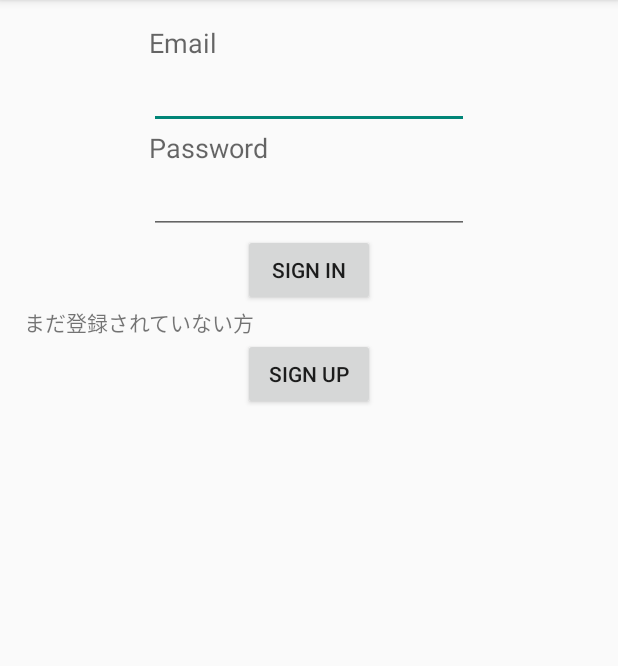
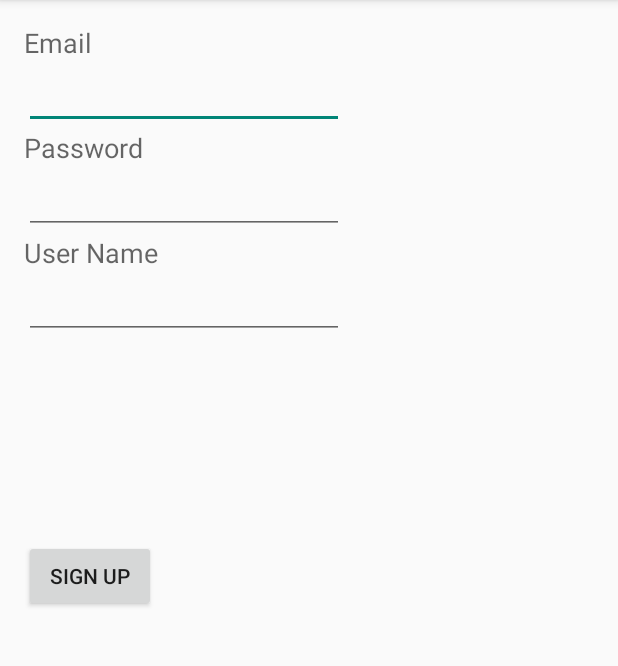
Before and after one commit to yuichi10/chat-android, an Android app: the screen it shows after launch (MainActivity before the commit, SignUpActivity after it), after a tap on "SIGN UP", on a phone screen of 412 x 824 dp, the part 84-750 px from its top. Run offline under Robolectric (Android 15) with nearby library versions, the phone set to English and light mode, and no system bars; our stand-ins replace Firebase (no records; nobody signed in at launch, a user with empty details on screens opened directly); libraries missing offline, so code that uses them is left out: com.firebase.client; 2 statements that could not run were skipped.

Commit message:
サインアップの追加

```diff
--- a/app/build.gradle
+++ b/app/build.gradle
@@ -26,15 +26,16 @@ android {
 
 dependencies {
     compile fileTree(dir: 'libs', include: ['*.jar'])
+    //compile 'com.android.support:appcompat-v7:24.2.1'
+    //compile 'com.android.support:design:24.2.1'
     compile 'com.google.firebase:firebase-core:9.4.0'
     compile 'com.android.support:appcompat-v7:23.4.0'
-    //compile 'com.android.support:appcompat-v7:24.2.1'
     compile 'com.firebase:firebase-client-android:2.5.2'
     compile 'com.google.firebase:firebase-auth:9.4.0'
     compile 'com.google.firebase:firebase-database:9.4.0'
     compile 'com.android.support:support-v4:23.4.0'
     compile 'com.android.support:design:23.4.0'
-    //compile 'com.android.support:design:24.2.1'
+    compile 'com.android.support:recyclerview-v7:23.4.0'
 }
 
 // ADD THIS AT THE BOTTOM
--- a/app/src/main/AndroidManifest.xml
+++ b/app/src/main/AndroidManifest.xml
@@ -18,7 +18,8 @@
                 <category android:name="android.intent.category.LAUNCHER" />
             </intent-filter>
         </activity>
-        <activity android:name=".BindAppActivity"></activity>
+        <activity android:name=".BindAppActivity" />
+        <activity android:name=".SignUpActivity"></activity>
     </application>
 
 </manifest>
--- a/app/src/main/java/dev/yuichi/com/chat/BindAppActivity.java
+++ b/app/src/main/java/dev/yuichi/com/chat/BindAppActivity.java
@@ -7,6 +7,8 @@ import android.os.Bundle;
 import android.support.v7.widget.Toolbar;
 import android.util.Log;
 import android.widget.TabHost;
+
+import com.firebase.client.Firebase;
 
 public class BindAppActivity extends FragmentActivity implements FragmentTabHost.OnTabChangeListener {
 
@@ -18,6 +20,8 @@ public class BindAppActivity extends FragmentActivity implements FragmentTabHost
         setToolBarInfo();
 
         setTabInfo();
+
+        //Firebase firebase = new Firebase("https://" + D.FirebaseURL +".firebaseio.com/");
     }
 
     @Override
--- a/app/src/main/java/dev/yuichi/com/chat/MainActivity.java
+++ b/app/src/main/java/dev/yuichi/com/chat/MainActivity.java
@@ -19,11 +19,15 @@ import com.google.android.gms.tasks.Task;
 import com.google.firebase.auth.AuthResult;
 import com.google.firebase.auth.FirebaseAuth;
 import com.google.firebase.auth.FirebaseUser;
+import com.google.firebase.database.DatabaseReference;
+import com.google.firebase.database.FirebaseDatabase;
 
 public class MainActivity extends AppCompatActivity implements View.OnClickListener {
 
     private FirebaseAuth mAuth;
     private FirebaseAuth.AuthStateListener mAuthListener;
+    private FirebaseUser user;
+
     @Override
     protected void onCreate(Bundle savedInstanceState) {
         super.onCreate(savedInstanceState);
@@ -33,12 +37,13 @@ public class MainActivity extends AppCompatActivity implements View.OnClickListe
         Button signUpButton = (Button) findViewById(R.id.signUpButton);
         signUpButton.setOnClickListener(this);
         Firebase.setAndroidContext(this);
-        Firebase firebase = new Firebase("https://" + D.FirebaseURL +".firebaseio.com/");
+        Firebase firebase = new Firebase(D.FirebaseURL);
         mAuth = FirebaseAuth.getInstance();
         mAuthListener = new FirebaseAuth.AuthStateListener() {
             @Override
             public void onAuthStateChanged(@NonNull FirebaseAuth firebaseAuth) {
-                FirebaseUser user = firebaseAuth.getCurrentUser();
+                //FirebaseUser user = firebaseAuth.getCurrentUser();
+                user = firebaseAuth.getCurrentUser();
                 if (user != null) {
                     // User is signed in
                     Log.d("auth", "onAuthStateChanged:signed_in:" + user.getUid());
@@ -92,13 +97,13 @@ public class MainActivity extends AppCompatActivity implements View.OnClickListe
         EditText passwordEdit = (EditText)findViewById(R.id.passwordEditText);
         SpannableStringBuilder email = (SpannableStringBuilder)emailEdit.getText();
         SpannableStringBuilder password = (SpannableStringBuilder)passwordEdit.getText();
+        if (v != null) {
+            switch (v.getId()) {
+                case R.id.signInButton:
                     if (email.toString().equals("") == true || password.toString().equals("") == true){
                         Toast.makeText(this, "空欄があります", Toast.LENGTH_SHORT).show();
                         return;
                     }
-        if (v != null) {
-            switch (v.getId()) {
-                case R.id.signInButton:
                     //Sign In
                     mAuth.signInWithEmailAndPassword(email.toString(), password.toString()).addOnCompleteListener(this, new OnCompleteListener<AuthResult>() {
                         @Override
@@ -124,26 +129,44 @@ public class MainActivity extends AppCompatActivity implements View.OnClickListe
                     });
                     break;
                 case R.id.signUpButton:
+                    Intent intent = new Intent();
+                    intent.setClassName("dev.yuichi.com.chat", "dev.yuichi.com.chat.SignUpActivity");
+                    startActivity(intent);
                     //Sign Up
-                    mAuth.createUserWithEmailAndPassword(email.toString(), password.toString()).addOnCompleteListener(this, new OnCompleteListener<AuthResult>() {
+                    /*
+                    */
+                    break;
+            }
+        }
+    }
+
+    public void signIn(String email, String password) {
+        //Sign In
+        mAuth.signInWithEmailAndPassword(email, password).addOnCompleteListener(this, new OnCompleteListener<AuthResult>() {
             @Override
             public void onComplete(@NonNull Task<AuthResult> task) {
-                            Log.d("auth", "createUserWithEmail:onComplete:" + task.isSuccessful());
-
+                Log.d("auth", "signInWithEmail:onComplete:" + task.isSuccessful());
                 // If sign in fails, display a message to the user. If sign in succeeds
                 // the auth state listener will be notified and logic to handle the
                 // signed in user can be handled in the listener.
                 if (!task.isSuccessful()) {
-                                Toast.makeText(MainActivity.this, "ユーザー作成失敗",
+                    Log.w("auth", "signInWithEmail:failed", task.getException());
+                    Toast.makeText(MainActivity.this, "authに失敗しました",
                             Toast.LENGTH_SHORT).show();
                 } else {
-                                Toast.makeText(MainActivity.this, "ユーザー作成成功",
+                    Log.w("auth", "signInWithEmail:success", task.getException());
+                    Toast.makeText(MainActivity.this, "authに成功しました",
                             Toast.LENGTH_SHORT).show();
+
+                    SignUp signup = new SignUp("name");
+                    //Firebase firebase = new Firebase(D.FirebaseURL);
+                    FirebaseDatabase database = FirebaseDatabase.getInstance();
+                    DatabaseReference dbRef = database.getReference();
+                    dbRef.child("users").child(user.getUid()).setValue(signup);
+                    //firebase.child("users/" + user.getUid()).setValue(signup);
+                    //firebase.push().setValue(signup.getSignUpDataForm());
                 }
             }
         });
-                    break;
     }
 }
-    }
-}
--- /dev/null
+++ b/app/src/main/java/dev/yuichi/com/chat/SignUpActivity.java
@@ -0,0 +1,151 @@
+package dev.yuichi.com.chat;
+
+import android.content.DialogInterface;
+import android.content.Intent;
+import android.support.annotation.NonNull;
+import android.support.v7.app.AppCompatActivity;
+import android.os.Bundle;
+import android.text.SpannableStringBuilder;
+import android.util.Log;
+import android.view.Menu;
+import android.view.MenuItem;
+import android.view.View;
+import android.widget.Button;
+import android.widget.EditText;
+import android.widget.Toast;
+
+import com.google.android.gms.tasks.OnCompleteListener;
+import com.google.android.gms.tasks.Task;
+import com.google.firebase.auth.AuthResult;
+import com.google.firebase.auth.FirebaseAuth;
+import com.google.firebase.auth.FirebaseUser;
+import com.google.firebase.database.DatabaseReference;
+import com.google.firebase.database.FirebaseDatabase;
+
+public class SignUpActivity extends AppCompatActivity implements View.OnClickListener {
+    private FirebaseAuth mAuth;
+    private FirebaseAuth.AuthStateListener mAuthListener;
+    private FirebaseUser mUser;
+    @Override
+    protected void onCreate(Bundle savedInstanceState) {
+        super.onCreate(savedInstanceState);
+        setContentView(R.layout.activity_sign_up);
+
+        Button signUp = (Button)findViewById(R.id.execSignUpButton);
+        signUp.setOnClickListener(this);
+
+        mAuth = FirebaseAuth.getInstance();
+        mAuthListener = new FirebaseAuth.AuthStateListener() {
+            @Override
+            public void onAuthStateChanged(@NonNull FirebaseAuth firebaseAuth) {
+                //FirebaseUser user = firebaseAuth.getCurrentUser();
+                mUser = firebaseAuth.getCurrentUser();
+                if (mUser != null) {
+                    // User is signed in
+                    Log.d("auth", "onAuthStateChanged:signed_in:" + mUser.getUid());
+                } else {
+                    // User is signed out
+                    Log.d("auth", "onAuthStateChanged:signed_out");
+                }
+            }
+        };
+
+    }
+
+    @Override
+    public void onStart() {
+        super.onStart();
+        mAuth.addAuthStateListener(mAuthListener);
+    }
+
+    @Override
+    public void onStop() {
+        super.onStop();
+        if (mAuthListener != null) {
+            mAuth.removeAuthStateListener(mAuthListener);
+        }
+    }
+
+    @Override
+    public boolean onCreateOptionsMenu(Menu menu) {
+        // Inflate the menu; this adds items to the action bar if it is present.
+        getMenuInflater().inflate(R.menu.menu_main, menu);
+        return true;
+    }
+
+    @Override
+    public boolean onOptionsItemSelected(MenuItem item) {
+        // Handle action bar item clicks here. The action bar will
+        // automatically handle clicks on the Home/Up button, so long
+        // as you specify a parent activity in AndroidManifest.xml.
+        int id = item.getItemId();
+
+        //noinspection SimplifiableIfStatement
+        if (id == R.id.action_settings) {
+            return true;
+        }
+
+        return super.onOptionsItemSelected(item);
+    }
+
+    @Override
+    public void onClick(View v) {
+        EditText emailEdit = (EditText)findViewById(R.id.signUpEmailEditText);
+        EditText passwordEdit = (EditText)findViewById(R.id.signUpPasswordEditText);
+        EditText userNameEdit = (EditText)findViewById(R.id.signUpUserNameEditText);
+        final SpannableStringBuilder email = (SpannableStringBuilder)emailEdit.getText();
+        final SpannableStringBuilder password = (SpannableStringBuilder)passwordEdit.getText();
+        final SpannableStringBuilder userName = (SpannableStringBuilder)userNameEdit.getText();
+        if (email.toString().equals("") == true || password.toString().equals("") == true || userName.toString().equals("") == true) {
+            Toast.makeText(this, "空欄があります", Toast.LENGTH_SHORT).show();
+            return;
+        }
+        if (v != null) {
+            switch (v.getId()) {
+                case R.id.execSignUpButton:
+                    mAuth.createUserWithEmailAndPassword(email.toString(), password.toString()).addOnCompleteListener(this, new OnCompleteListener<AuthResult>() {
+                        @Override
+                        public void onComplete(@NonNull Task<AuthResult> task) {
+                            Log.d("auth", "createUserWithEmail:onComplete:" + task.isSuccessful());
+
+                            if (!task.isSuccessful()) {
+                                Toast.makeText(SignUpActivity.this, "ユーザー作成失敗: emailを変更してください",
+                                        Toast.LENGTH_SHORT).show();
+                            } else {
+                                Toast.makeText(SignUpActivity.this, "ユーザー作成成功",
+                                        Toast.LENGTH_SHORT).show();
+                                signUpLogin(email.toString(), password.toString(), userName.toString());
+                            }
+                        }
+                    });
+            }
+        }
+    }
+
+    private void signUpLogin(String email, String password, final String userName) {
+        mAuth.signInWithEmailAndPassword(email, password).addOnCompleteListener(this, new OnCompleteListener<AuthResult>() {
+            @Override
+            public void onComplete(@NonNull Task<AuthResult> task) {
+                Log.d("auth", "createUserWithEmail:onComplete:" + task.isSuccessful());
+
+                if (!task.isSuccessful()) {
+                    Toast.makeText(SignUpActivity.this, "ユーザーログイン失敗",
+                            Toast.LENGTH_SHORT).show();
+                    Intent intent = new Intent();
+                    intent.setClassName(D.packageRoot, D.packageRoot + ".MainActivity");
+                    startActivity(intent);
+                } else {
+                    Toast.makeText(SignUpActivity.this, "ユーザーログイン成功",
+                            Toast.LENGTH_SHORT).show();
+                    SignUp signup = new SignUp(userName);
+                    FirebaseDatabase database = FirebaseDatabase.getInstance();
+                    DatabaseReference dbRef = database.getReference();
+                    dbRef.child("users").child(mUser.getUid()).setValue(signup);
+                    Intent intent = new Intent();
+                    intent.setClassName(D.packageRoot, D.packageRoot + ".BindAppActivity");
+                    startActivity(intent);
+                }
+            }
+        });
+    }
+}
--- /dev/null
+++ b/app/src/main/res/layout/activity_sign_up.xml
@@ -0,0 +1,80 @@
+<?xml version="1.0" encoding="utf-8"?>
+<RelativeLayout xmlns:android="http://schemas.android.com/apk/res/android"
+    xmlns:tools="http://schemas.android.com/tools"
+    android:layout_width="match_parent"
+    android:layout_height="match_parent"
+    android:paddingBottom="@dimen/activity_vertical_margin"
+    android:paddingLeft="@dimen/activity_horizontal_margin"
+    android:paddingRight="@dimen/activity_horizontal_margin"
+    android:paddingTop="@dimen/activity_vertical_margin"
+    tools:context="dev.yuichi.com.chat.SignUpActivity">
+
+    <TextView
+        android:layout_width="wrap_content"
+        android:layout_height="wrap_content"
+        android:textAppearance="?android:attr/textAppearanceMedium"
+        android:text="Email"
+        android:id="@+id/signUpEmailText"
+        android:layout_alignParentTop="true"
+        android:layout_alignParentLeft="true"
+        android:layout_alignParentStart="true" />
+
+    <EditText
+        android:layout_width="wrap_content"
+        android:layout_height="wrap_content"
+        android:inputType="textEmailAddress"
+        android:ems="10"
+        android:id="@+id/signUpEmailEditText"
+        android:layout_below="@+id/signUpEmailText"
+        android:layout_alignParentLeft="true"
+        android:layout_alignParentStart="true" />
+
+    <TextView
+        android:layout_width="wrap_content"
+        android:layout_height="wrap_content"
+        android:textAppearance="?android:attr/textAppearanceMedium"
+        android:text="Password"
+        android:id="@+id/signUpPasswordText"
+        android:layout_below="@+id/signUpEmailEditText"
+        android:layout_alignParentLeft="true"
+        android:layout_alignParentStart="true" />
+
+    <EditText
+        android:layout_width="wrap_content"
+        android:layout_height="wrap_content"
+        android:inputType="textPassword"
+        android:ems="10"
+        android:id="@+id/signUpPasswordEditText"
+        android:layout_below="@+id/signUpPasswordText"
+        android:layout_alignParentLeft="true"
+        android:layout_alignParentStart="true" />
+
+    <TextView
+        android:layout_width="wrap_content"
+        android:layout_height="wrap_content"
+        android:textAppearance="?android:attr/textAppearanceMedium"
+        android:text="User Name"
+        android:id="@+id/signUpUserNameText"
+        android:layout_below="@+id/signUpPasswordEditText"
+        android:layout_alignParentLeft="true"
+        android:layout_alignParentStart="true" />
+
+    <EditText
+        android:layout_width="wrap_content"
+        android:layout_height="wrap_content"
+        android:id="@+id/signUpUserNameEditText"
+        android:layout_below="@+id/signUpUserNameText"
+        android:layout_alignParentLeft="true"
+        android:layout_alignParentStart="true"
+        android:layout_alignRight="@+id/signUpPasswordEditText"
+        android:layout_alignEnd="@+id/signUpPasswordEditText" />
+
+    <Button
+        android:layout_width="wrap_content"
+        android:layout_height="wrap_content"
+        android:text="Sign Up"
+        android:id="@+id/execSignUpButton"
+        android:layout_centerVertical="true"
+        android:layout_alignParentLeft="true"
+        android:layout_alignParentStart="true" />
+</RelativeLayout>
--- a/app/src/main/res/values/dimens.xml
+++ b/app/src/main/res/values/dimens.xml
@@ -2,4 +2,5 @@
     <!-- Default screen margins, per the Android Design guidelines. -->
     <dimen name="activity_horizontal_margin">16dp</dimen>
     <dimen name="activity_vertical_margin">16dp</dimen>
+    <dimen name="text_margin">16dp</dimen>
 </resources>
```
Also changed, not shown: app/src/main/java/dev/yuichi/com/chat/SignUp.java (added, +17 -0 lines). Lines whose indentation alone changed are shown as unchanged.
